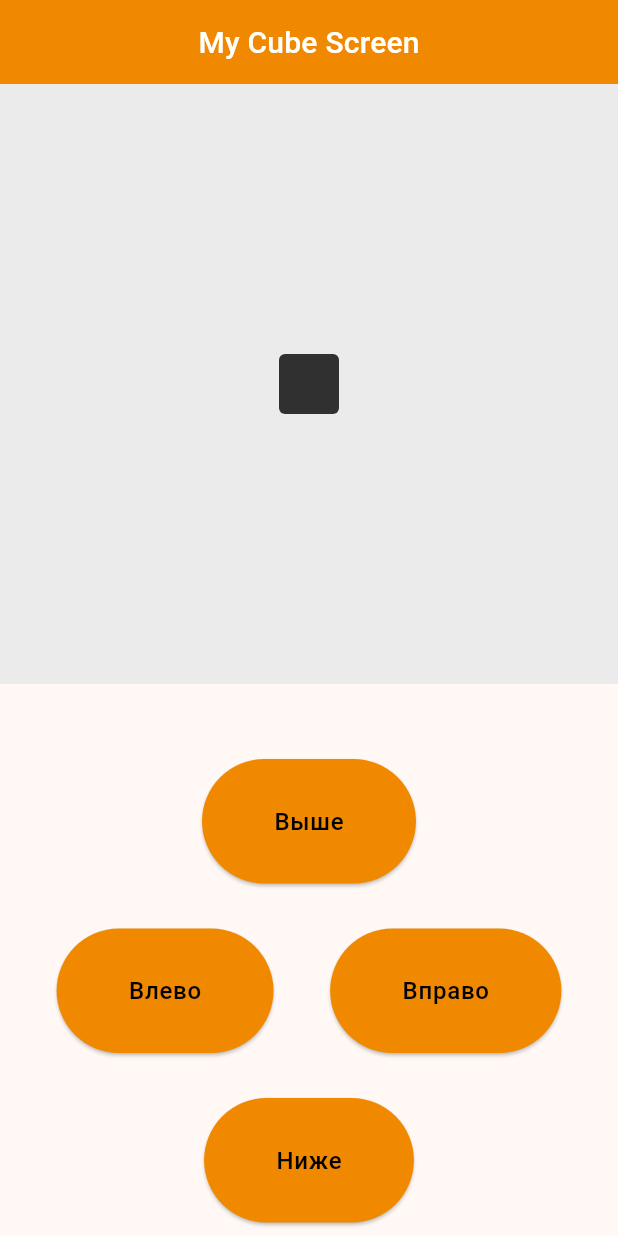
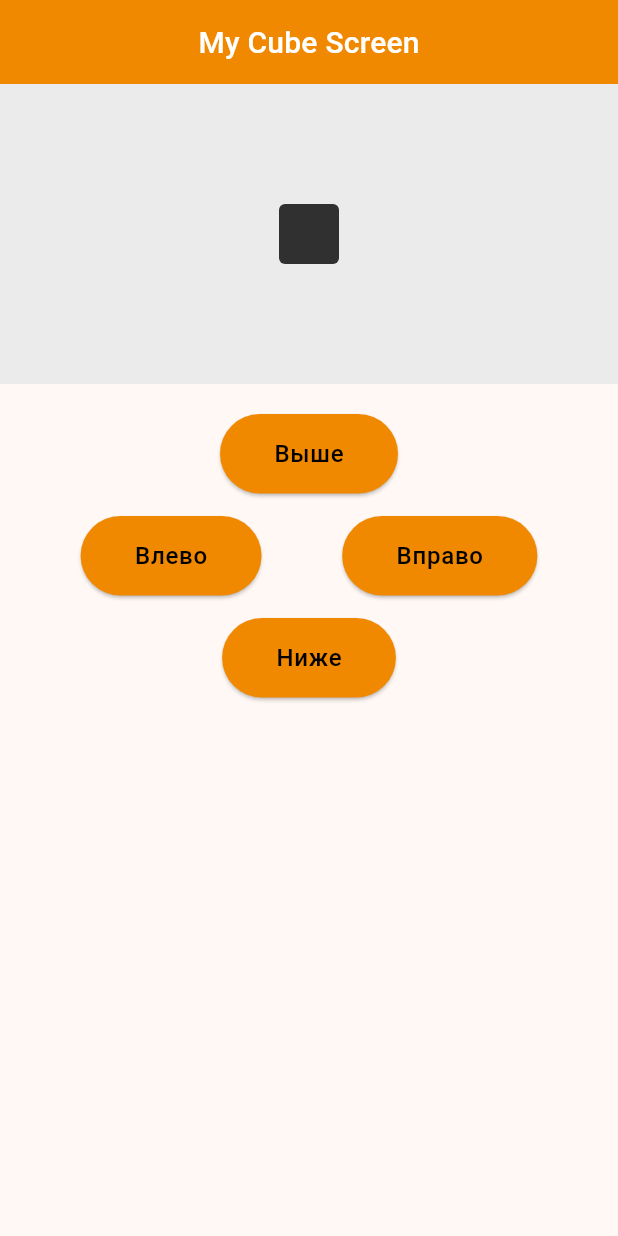
Before and after one commit to St1chaKooky/movable_cube, a Flutter app: the screen it shows after launch, on a phone screen of 412 x 824 dp. Run offline on Flutter 3.47's test engine with Material 3 defaults, Android fonts, the light colour scheme and no system bars.

Commit message:
little button

```diff
--- a/lib/screens/my_cube_screen.dart
+++ b/lib/screens/my_cube_screen.dart
@@ -90,7 +90,7 @@ class _MyCubeScreenState extends State<MyCubeScreen> {
         children: [
           Container(
             width: double.infinity,
-            height: 400,
+            height: 200,
             color: MyColors.grayColor,
             child: Stack(
               children: [
@@ -102,7 +102,7 @@ class _MyCubeScreenState extends State<MyCubeScreen> {
             ),
           ),
           const SizedBox(
-            height: 50,
+            height: 20,
           ),
           MyButton(
             fun: upFun,
@@ -110,7 +110,7 @@ class _MyCubeScreenState extends State<MyCubeScreen> {
             active: up,
           ),
           const SizedBox(
-            height: 30,
+            height: 15,
           ),
           Row(
             mainAxisAlignment: MainAxisAlignment.spaceEvenly,
@@ -128,7 +128,7 @@ class _MyCubeScreenState extends State<MyCubeScreen> {
             ],
           ),
           const SizedBox(
-            height: 30,
+            height: 15,
           ),
           MyButton(
             fun: downFun,
--- a/lib/widgets/my_button.dart
+++ b/lib/widgets/my_button.dart
@@ -32,7 +32,7 @@ class _MyButtonState extends State<MyButton> {
         });
       },
       child: Padding(
-        padding: const EdgeInsets.symmetric(vertical: 30, horizontal: 24),
+        padding: const EdgeInsets.symmetric(vertical: 15, horizontal: 12),
         child: Text(
           widget.text,
           style: widget.active == true ? theme.labelSmall : theme.labelMedium,
--- a/lib/widgets/my_cube_widget.dart
+++ b/lib/widgets/my_cube_widget.dart
@@ -10,7 +10,7 @@ class MyCubeWidget extends StatelessWidget {
   Widget build(BuildContext context) {
     double screenWidth = MediaQuery.of(context).size.width;
     return Positioned(
-      bottom: 400 / 2 * y - 20 * y,
+      bottom: 200 / 2 * y - 20 * y,
       left: screenWidth / 2 * x - 20 * x,
       child: Container(
         width: 40,
```
